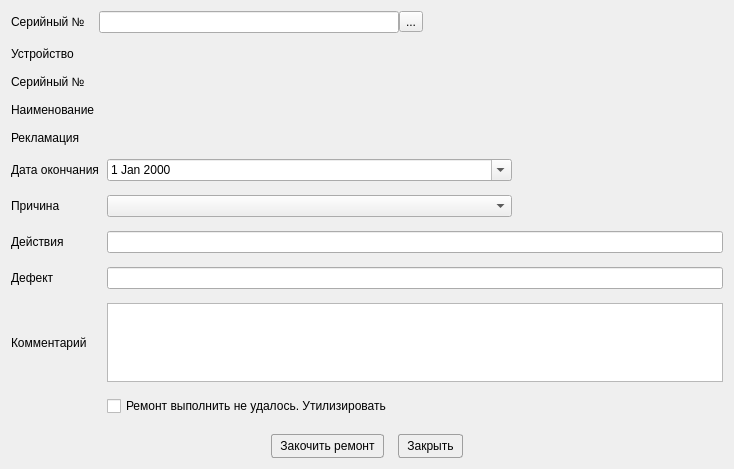
First picture: the form in Remont/endremontwindow.ui, repository AlexeyScherbakov2021/Remont2, before the edit.
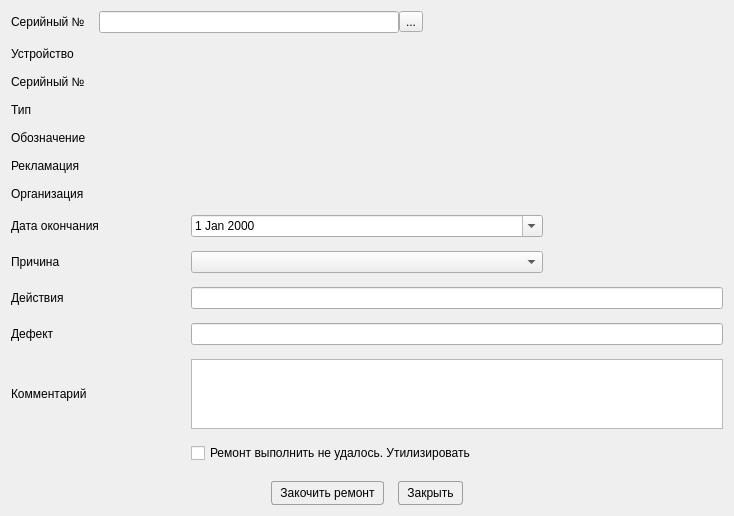
Second picture: the form after the edit. Icons and pictures are not drawn.

Diff of the .ui file:
```diff
--- a/Remont/endremontwindow.ui
+++ b/Remont/endremontwindow.ui
@@ -7,7 +7,7 @@
     <x>0</x>
     <y>0</y>
     <width>734</width>
-    <height>469</height>
+    <height>508</height>
    </rect>
   </property>
   <property name="windowTitle">
@@ -100,17 +100,17 @@
     </layout>
    </item>
    <item>
-    <layout class="QGridLayout" name="gridLayout" columnstretch="0,1,1,1" columnminimumwidth="0,0,0,0">
+    <layout class="QGridLayout" name="gridLayout" columnstretch="0,0,0,0">
      <property name="bottomMargin">
       <number>4</number>
      </property>
      <property name="horizontalSpacing">
       <number>8</number>
      </property>
-     <item row="1" column="0">
-      <widget class="QLabel" name="label_6">
+     <item row="5" column="0">
+      <widget class="QLabel" name="label">
        <property name="text">
-        <string>Серийный №</string>
+        <string>Рекламация</string>
        </property>
       </widget>
      </item>
@@ -126,34 +126,87 @@
        </property>
       </widget>
      </item>
-     <item row="5" column="1" colspan="2">
-      <widget class="QComboBox" name="cbReason"/>
-     </item>
-     <item row="4" column="0">
-      <widget class="QLabel" name="label_3">
+     <item row="6" column="0">
+      <widget class="QLabel" name="label_12">
        <property name="text">
-        <string>Дата окончания</string>
+        <string>Организация</string>
        </property>
       </widget>
      </item>
-     <item row="7" column="0">
+     <item row="9" column="1" colspan="3">
+      <widget class="QLineEdit" name="leAction"/>
+     </item>
+     <item row="10" column="0">
       <widget class="QLabel" name="label_9">
        <property name="text">
         <string>Дефект</string>
        </property>
       </widget>
      </item>
-     <item row="6" column="0">
+     <item row="2" column="1" colspan="2">
+      <widget class="QLabel" name="lbTypeName">
+       <property name="font">
+        <font>
+         <bold>true</bold>
+        </font>
+       </property>
+       <property name="text">
+        <string/>
+       </property>
+      </widget>
+     </item>
+     <item row="10" column="1" colspan="3">
+      <widget class="QLineEdit" name="leDefect"/>
+     </item>
+     <item row="1" column="1" colspan="2">
+      <widget class="QLabel" name="lbNumber">
+       <property name="font">
+        <font>
+         <bold>true</bold>
+        </font>
+       </property>
+       <property name="text">
+        <string/>
+       </property>
+      </widget>
+     </item>
+     <item row="3" column="0">
+      <widget class="QLabel" name="label_11">
+       <property name="text">
+        <string>Обозначение</string>
+       </property>
+      </widget>
+     </item>
+     <item row="1" column="0">
+      <widget class="QLabel" name="label_6">
+       <property name="text">
+        <string>Серийный №</string>
+       </property>
+      </widget>
+     </item>
+     <item row="9" column="0">
       <widget class="QLabel" name="label_5">
        <property name="text">
         <string>Действия</string>
        </property>
       </widget>
      </item>
-     <item row="7" column="1" colspan="3">
-      <widget class="QLineEdit" name="leDefect"/>
+     <item row="11" column="1" colspan="3">
+      <widget class="QPlainTextEdit" name="ptRemark"/>
      </item>
-     <item row="4" column="1" colspan="2">
+     <item row="5" column="1" colspan="2">
+      <widget class="QLabel" name="lbClaim">
+       <property name="font">
+        <font>
+         <bold>true</bold>
+        </font>
+       </property>
+       <property name="text">
+        <string/>
+       </property>
+      </widget>
+     </item>
+     <item row="7" column="1" colspan="2">
       <widget class="QDateEdit" name="deDate">
        <property name="calendarPopup">
         <bool>true</bool>
@@ -163,41 +216,38 @@
        </property>
       </widget>
      </item>
-     <item row="3" column="0">
-      <widget class="QLabel" name="label">
+     <item row="12" column="1" colspan="2">
+      <widget class="QCheckBox" name="cbScrap">
        <property name="text">
-        <string>Рекламация</string>
+        <string>Ремонт выполнить не удалось. Утилизировать</string>
        </property>
       </widget>
      </item>
-     <item row="2" column="1" colspan="2">
-      <widget class="QLabel" name="lbName">
-       <property name="font">
-        <font>
-         <bold>true</bold>
-        </font>
-       </property>
+     <item row="11" column="0">
+      <widget class="QLabel" name="label_10">
        <property name="text">
-        <string/>
+        <string>Комментарий</string>
        </property>
       </widget>
      </item>
-     <item row="1" column="1" colspan="2">
-      <widget class="QLabel" name="lbNumber">
-       <property name="font">
-        <font>
-         <bold>true</bold>
-        </font>
-       </property>
+     <item row="7" column="0">
+      <widget class="QLabel" name="label_3">
        <property name="text">
-        <string/>
+        <string>Дата окончания</string>
        </property>
       </widget>
      </item>
-     <item row="6" column="1" colspan="3">
-      <widget class="QLineEdit" name="leAction"/>
+     <item row="8" column="1" colspan="2">
+      <widget class="QComboBox" name="cbReason"/>
      </item>
-     <item row="5" column="0">
+     <item row="2" column="0">
+      <widget class="QLabel" name="label_7">
+       <property name="text">
+        <string>Тип</string>
+       </property>
+      </widget>
+     </item>
+     <item row="8" column="0">
       <widget class="QLabel" name="label_8">
        <property name="text">
         <string>Причина</string>
@@ -211,8 +261,20 @@
        </property>
       </widget>
      </item>
+     <item row="6" column="1" colspan="2">
+      <widget class="QLabel" name="lbOrgName">
+       <property name="font">
+        <font>
+         <bold>true</bold>
+        </font>
+       </property>
+       <property name="text">
+        <string/>
+       </property>
+      </widget>
+     </item>
      <item row="3" column="1" colspan="2">
-      <widget class="QLabel" name="lbClaim">
+      <widget class="QLabel" name="lbVNFT">
        <property name="font">
         <font>
          <bold>true</bold>
@@ -223,30 +285,6 @@
        </property>
       </widget>
      </item>
-     <item row="8" column="0">
-      <widget class="QLabel" name="label_10">
-       <property name="text">
-        <string>Комментарий</string>
-       </property>
-      </widget>
-     </item>
-     <item row="2" column="0">
-      <widget class="QLabel" name="label_7">
-       <property name="text">
-        <string>Наименование</string>
-       </property>
-      </widget>
-     </item>
-     <item row="8" column="1" colspan="3">
-      <widget class="QPlainTextEdit" name="ptRemark"/>
-     </item>
-     <item row="9" column="1" colspan="2">
-      <widget class="QCheckBox" name="cbScrap">
-       <property name="text">
-        <string>Ремонт выполнить не удалось. Утилизировать</string>
-       </property>
-      </widget>
-     </item>
     </layout>
    </item>
    <item>
```
